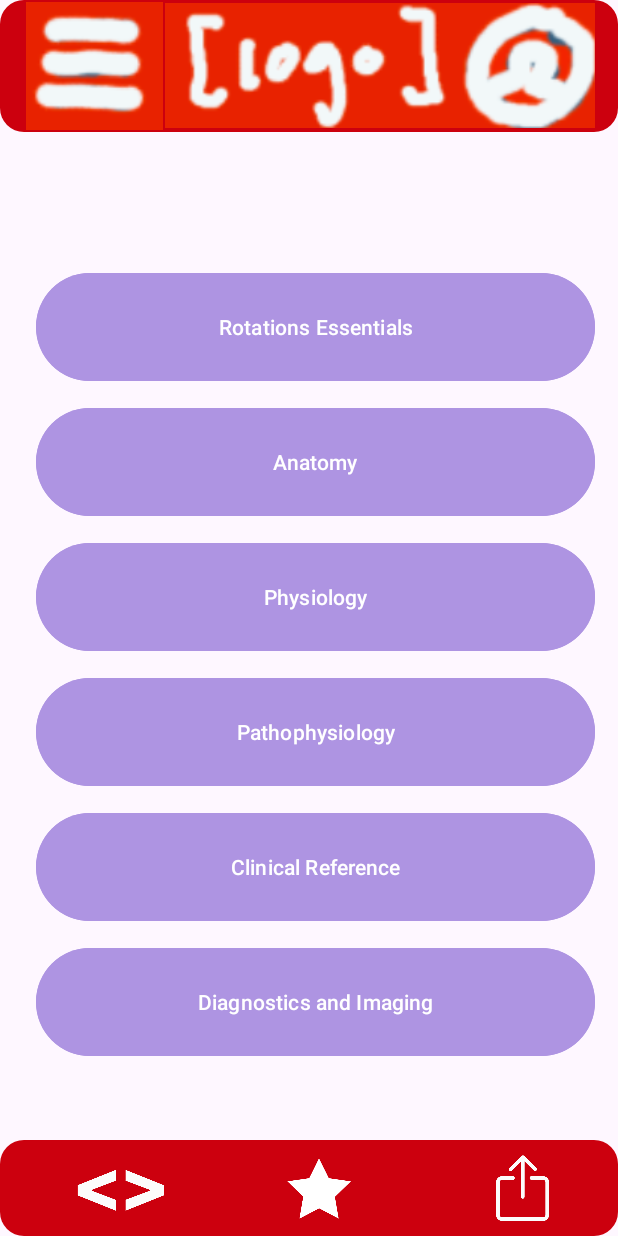
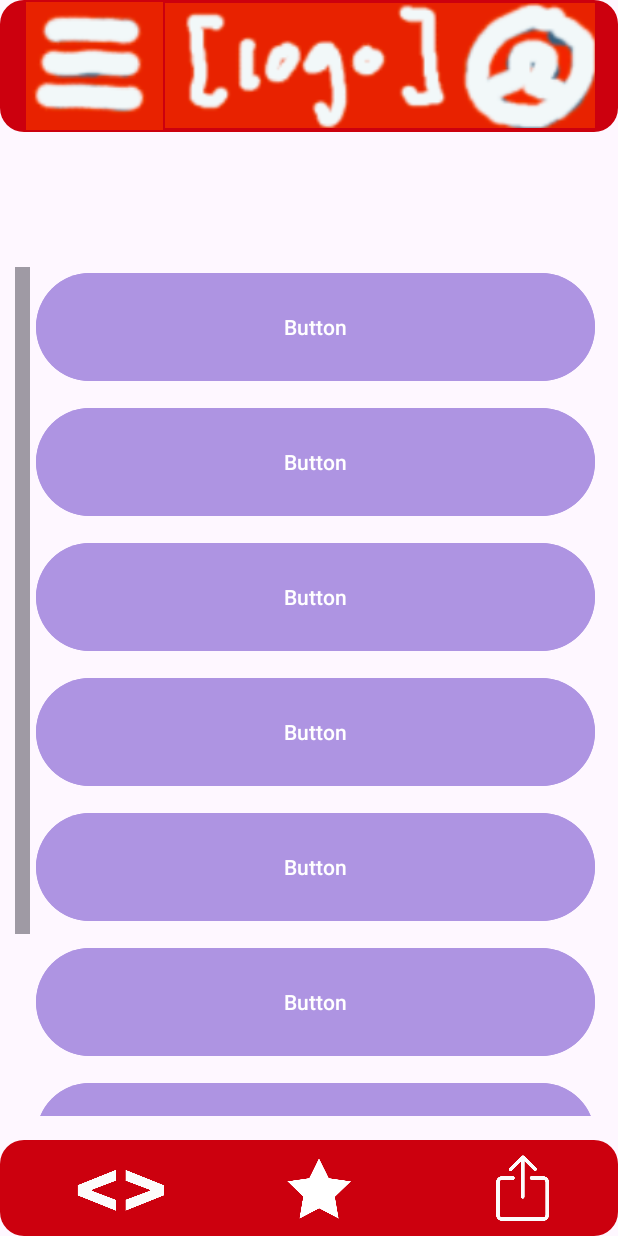
Before and after one commit to nathanbowley98/vascularSurgeryApp, an Android app: the screen it shows after launch (MainActivity), on a phone screen of 412 x 824 dp. Run offline under Robolectric (Android 15) with nearby library versions, the phone set to English and light mode, and no system bars.

Commit message:
Revert "Task5"

```diff
--- a/app/src/main/java/com/example/vascularsurgeryproject/MainActivity.java
+++ b/app/src/main/java/com/example/vascularsurgeryproject/MainActivity.java
@@ -1,9 +1,6 @@
 package com.example.vascularsurgeryproject;
 
-import android.content.Intent;
 import android.os.Bundle;
-import android.view.View;
-import android.widget.Button;
 
 import androidx.activity.EdgeToEdge;
 import androidx.appcompat.app.AppCompatActivity;
@@ -13,7 +10,6 @@ import androidx.core.view.ViewCompat;
 import androidx.core.view.WindowInsetsCompat;
 
 public class MainActivity extends BaseActivity {
-    private Button goPageButton;
 
     @Override
     protected void onCreate(Bundle savedInstanceState) {
@@ -24,53 +20,5 @@ public class MainActivity extends BaseActivity {
         setupToolbar();
         setupScrollView();
         setupBottomBar();
-
-        goPageButton = findViewById(R.id.Rotations_Essentials);
-        goPageButton.setOnClickListener(new View.OnClickListener() {
-            @Override
-            public void onClick(View v) {
-                startActivity(new Intent(MainActivity.this, Rotations_Essentials.class));
-            }
-        });
-
-        goPageButton = findViewById(R.id.Anatomy);
-        goPageButton.setOnClickListener(new View.OnClickListener() {
-            @Override
-            public void onClick(View v) {
-                startActivity(new Intent(MainActivity.this, Anatomy.class));
-            }
-        });
-
-        goPageButton = findViewById(R.id.Physiology);
-        goPageButton.setOnClickListener(new View.OnClickListener() {
-            @Override
-            public void onClick(View v) {
-                startActivity(new Intent(MainActivity.this, Physiology.class));
-            }
-        });
-
-        goPageButton = findViewById(R.id.Pathophysiology);
-        goPageButton.setOnClickListener(new View.OnClickListener() {
-            @Override
-            public void onClick(View v) {
-                startActivity(new Intent(MainActivity.this, Pathophysiology.class));
-            }
-        });
-
-        goPageButton = findViewById(R.id.Clinical_Reference);
-        goPageButton.setOnClickListener(new View.OnClickListener() {
-            @Override
-            public void onClick(View v) {
-                startActivity(new Intent(MainActivity.this, Clinical_Reference.class));
-            }
-        });
-
-        goPageButton = findViewById(R.id.Diagnostics_and_Imaging);
-        goPageButton.setOnClickListener(new View.OnClickListener() {
-            @Override
-            public void onClick(View v) {
-                startActivity(new Intent(MainActivity.this, Diagnostics_and_Imaging.class));
-            }
-        });
     }
 }
--- a/app/src/main/res/layout/scrollview_layout.xml
+++ b/app/src/main/res/layout/scrollview_layout.xml
@@ -27,58 +27,75 @@
                 replace as needed :)
         -->
         <Button
-            android:id="@+id/Rotations_Essentials"
+            android:id="@+id/button1"
             android:layout_width="match_parent"
             android:layout_height="80dp"
             android:layout_marginBottom="10dp"
             android:backgroundTint="#AE94E2"
-            android:text="@string/Rotations_Essentials"
+            android:text="@string/button"
             android:textColor="#FFFFFF" />
 
         <Button
-            android:id="@+id/Anatomy"
+            android:id="@+id/button2"
             android:layout_width="match_parent"
             android:layout_height="80dp"
             android:layout_marginBottom="10dp"
             android:backgroundTint="#AE94E2"
-            android:text="@string/Anatomy"
+            android:text="@string/button"
             android:textColor="#FFFFFF" />
 
         <Button
-            android:id="@+id/Physiology"
+            android:id="@+id/button3"
             android:layout_width="match_parent"
             android:layout_height="80dp"
             android:layout_marginBottom="10dp"
             android:backgroundTint="#AE94E2"
-            android:text="@string/Physiology"
+            android:text="@string/button"
             android:textColor="#FFFFFF" />
 
         <Button
-            android:id="@+id/Pathophysiology"
+            android:id="@+id/button4"
             android:layout_width="match_parent"
             android:layout_height="80dp"
             android:layout_marginBottom="10dp"
             android:backgroundTint="#AE94E2"
-            android:text="@string/Pathophysiology"
+            android:text="@string/button"
             android:textColor="#FFFFFF" />
 
         <Button
-            android:id="@+id/Clinical_Reference"
+            android:id="@+id/button5"
             android:layout_width="match_parent"
             android:layout_height="80dp"
             android:layout_marginBottom="10dp"
             android:backgroundTint="#AE94E2"
-            android:text="@string/Clinical_Reference"
+            android:text="@string/button"
             android:textColor="#FFFFFF" />
 
         <Button
-            android:id="@+id/Diagnostics_and_Imaging"
+            android:id="@+id/button6"
             android:layout_width="match_parent"
             android:layout_height="80dp"
             android:layout_marginBottom="10dp"
             android:backgroundTint="#AE94E2"
-            android:text="@string/Diagnostics_and_Imaging"
+            android:text="@string/button"
             android:textColor="#FFFFFF" />
 
+        <Button
+            android:id="@+id/button7"
+            android:layout_width="match_parent"
+            android:layout_height="80dp"
+            android:layout_marginBottom="10dp"
+            android:backgroundTint="#AE94E2"
+            android:text="@string/button"
+            android:textColor="#FFFFFF" />
+
+        <Button
+            android:id="@+id/button8"
+            android:layout_width="match_parent"
+            android:layout_height="80dp"
+            android:layout_marginBottom="10dp"
+            android:backgroundTint="#AE94E2"
+            android:text="@string/button"
+            android:textColor="#FFFFFF" />
     </LinearLayout>
 </ScrollView>
--- a/app/src/main/res/values/strings.xml
+++ b/app/src/main/res/values/strings.xml
@@ -4,10 +4,4 @@
     <string name="logo">app logo</string>
     <string name="user_button">opens userprofile</string>
     <string name="button">Button</string>
-    <string name="Anatomy">Anatomy</string>
-    <string name="Physiology">Physiology</string>
-    <string name="Pathophysiology">Pathophysiology</string>
-    <string name="Clinical_Reference">Clinical Reference</string>
-    <string name="Diagnostics_and_Imaging">Diagnostics and Imaging</string>
-    <string name="Rotations_Essentials">Rotations Essentials</string>
 </resources>
```
Also changed, not shown: app/src/main/AndroidManifest.xml (+0 -18 lines), app/src/main/java/com/example/vascularsurgeryproject/Anatomy.java (deleted, +0 -24 lines), app/src/main/java/com/example/vascularsurgeryproject/Clinical_Reference.java (deleted, +0 -24 lines), app/src/main/java/com/example/vascularsurgeryproject/Diagnostics_and_Imaging.java (deleted, +0 -24 lines), app/src/main/java/com/example/vascularsurgeryproject/Pathophysiology.java (deleted, +0 -24 lines), app/src/main/java/com/example/vascularsurgeryproject/Physiology.java (deleted, +0 -24 lines), app/src/main/java/com/example/vascularsurgeryproject/Rotations_Essentials.java (deleted, +0 -24 lines), app/src/main/res/layout/activity_anatomy2.xml (deleted, +0 -10 lines), app/src/main/res/layout/activity_clinical_reference.xml (deleted, +0 -10 lines), app/src/main/res/layout/activity_diagnostics_and_imaging.xml (deleted, +0 -10 lines), app/src/main/res/layout/activity_pathophysiology.xml (deleted, +0 -10 lines), app/src/main/res/layout/activity_physiology.xml (deleted, +0 -10 lines), app/src/main/res/layout/activity_rotations_essentials.xml (deleted, +0 -10 lines).
